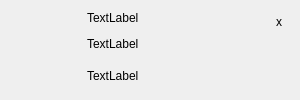
Old version of the form src/notification.ui in the repository lxqt/lxqt-notificationd.
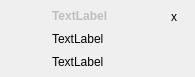
New version of the form.

Commit message: suggestion for #325 - notifications are much smaller now. And it can be set to use smaller fornt in theme as well

Diff of the .ui file:
```diff
--- a/src/notification.ui
+++ b/src/notification.ui
@@ -6,8 +6,8 @@
    <rect>
     <x>0</x>
     <y>0</y>
-    <width>300</width>
-    <height>100</height>
+    <width>195</width>
+    <height>77</height>
    </rect>
   </property>
   <property name="sizePolicy">
@@ -17,13 +17,29 @@
    </sizepolicy>
   </property>
   <layout class="QGridLayout" name="gridLayout">
+   <property name="leftMargin">
+    <number>11</number>
+   </property>
+   <property name="topMargin">
+    <number>6</number>
+   </property>
+   <property name="rightMargin">
+    <number>11</number>
+   </property>
+   <property name="bottomMargin">
+    <number>6</number>
+   </property>
+   <property name="horizontalSpacing">
+    <number>9</number>
+   </property>
    <item row="0" column="0">
-    <layout class="QHBoxLayout" name="horizontalLayout">
-     <property name="spacing">
-      <number>12</number>
-     </property>
-     <item>
       <layout class="QVBoxLayout" name="verticalLayout">
+     <property name="topMargin">
+      <number>4</number>
+     </property>
+     <property name="bottomMargin">
+      <number>2</number>
+     </property>
        <item>
         <widget class="QLabel" name="iconLabel">
          <property name="sizePolicy">
@@ -34,14 +50,14 @@
          </property>
          <property name="minimumSize">
           <size>
-           <width>64</width>
-           <height>64</height>
+         <width>32</width>
+         <height>32</height>
           </size>
          </property>
          <property name="maximumSize">
           <size>
-           <width>64</width>
-           <height>64</height>
+         <width>32</width>
+         <height>32</height>
           </size>
          </property>
          <property name="scaledContents">
@@ -64,20 +80,44 @@
        </item>
       </layout>
      </item>
-     <item>
+   <item row="0" column="1">
       <layout class="QVBoxLayout" name="actionsLayout">
+     <property name="spacing">
+      <number>4</number>
+     </property>
        <item>
         <widget class="QLabel" name="appLabel">
+       <property name="enabled">
+        <bool>false</bool>
+       </property>
+       <property name="sizePolicy">
+        <sizepolicy hsizetype="MinimumExpanding" vsizetype="Preferred">
+         <horstretch>0</horstretch>
+         <verstretch>0</verstretch>
+        </sizepolicy>
+       </property>
+       <property name="font">
+        <font>
+         <weight>75</weight>
+         <bold>true</bold>
+        </font>
+       </property>
          <property name="text">
           <string>TextLabel</string>
          </property>
          <property name="wordWrap">
-          <bool>true</bool>
+        <bool>false</bool>
          </property>
         </widget>
        </item>
        <item>
         <widget class="QLabel" name="summaryLabel">
+       <property name="sizePolicy">
+        <sizepolicy hsizetype="MinimumExpanding" vsizetype="Preferred">
+         <horstretch>0</horstretch>
+         <verstretch>0</verstretch>
+        </sizepolicy>
+       </property>
          <property name="text">
           <string>TextLabel</string>
          </property>
@@ -89,7 +129,7 @@
        <item>
         <widget class="QLabel" name="bodyLabel">
          <property name="sizePolicy">
-          <sizepolicy hsizetype="MinimumExpanding" vsizetype="Expanding">
+        <sizepolicy hsizetype="MinimumExpanding" vsizetype="Preferred">
            <horstretch>0</horstretch>
            <verstretch>0</verstretch>
           </sizepolicy>
@@ -107,7 +147,7 @@
        </item>
       </layout>
      </item>
-     <item>
+   <item row="0" column="2">
       <layout class="QVBoxLayout" name="verticalLayout_3">
        <item>
         <widget class="QToolButton" name="closeButton">
@@ -131,8 +171,6 @@
           </size>
          </property>
         </spacer>
-       </item>
-      </layout>
      </item>
     </layout>
    </item>
```
Lines whose indentation alone changed are shown as unchanged. The commit also changes 1 other file.
